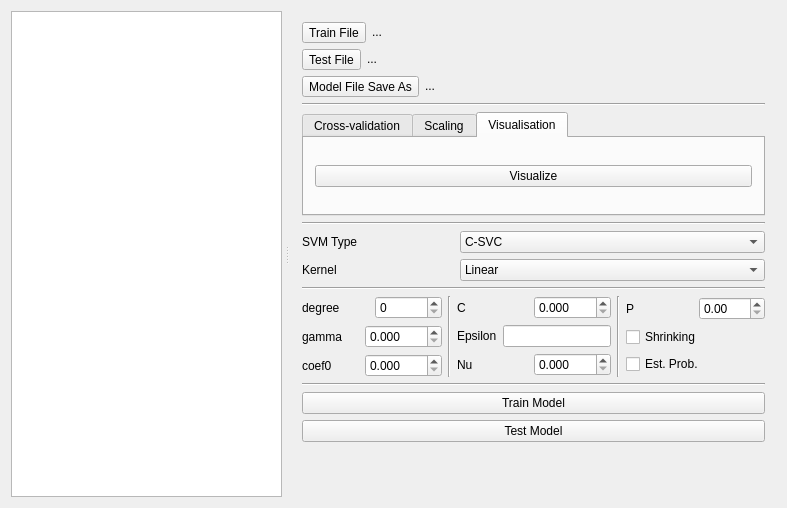
This is svm-app/mainwindow.ui in boidachenkop/dw as Qt 5 draws it before an edit. The edited form follows.
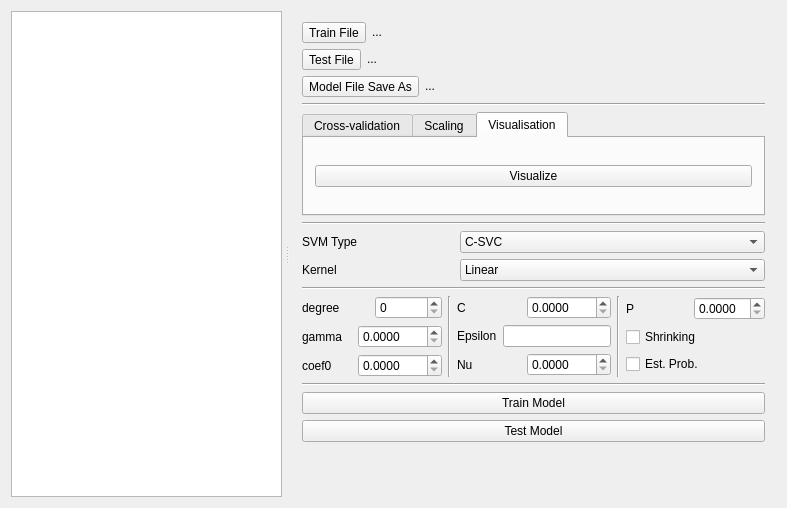
This is the edited form.

What changed in the file:
```diff
--- a/svm-app/mainwindow.ui
+++ b/svm-app/mainwindow.ui
@@ -625,7 +625,7 @@
               <item>
                <widget class="QDoubleSpinBox" name="gamma_doubleSpinBox">
                 <property name="decimals">
-                 <number>3</number>
+                 <number>4</number>
                 </property>
                 <property name="maximum">
                  <double>9999.998999999999796</double>
@@ -649,7 +649,7 @@
               <item>
                <widget class="QDoubleSpinBox" name="coef_doubleSpinBox">
                 <property name="decimals">
-                 <number>3</number>
+                 <number>4</number>
                 </property>
                 <property name="maximum">
                  <double>9999.989999999999782</double>
@@ -687,7 +687,7 @@
               <item>
                <widget class="QDoubleSpinBox" name="C_doubleSpinBox">
                 <property name="decimals">
-                 <number>3</number>
+                 <number>4</number>
                 </property>
                 <property name="maximum">
                  <double>9999.998999999999796</double>
@@ -744,7 +744,7 @@
               <item>
                <widget class="QDoubleSpinBox" name="nu_doubleSpinBox">
                 <property name="decimals">
-                 <number>3</number>
+                 <number>4</number>
                 </property>
                 <property name="maximum">
                  <double>9999.989999999999782</double>
@@ -780,7 +780,11 @@
                </widget>
               </item>
               <item>
-               <widget class="QDoubleSpinBox" name="P_doubleSpinBox"/>
+               <widget class="QDoubleSpinBox" name="P_doubleSpinBox">
+                <property name="decimals">
+                 <number>4</number>
+                </property>
+               </widget>
               </item>
              </layout>
             </item>
```
